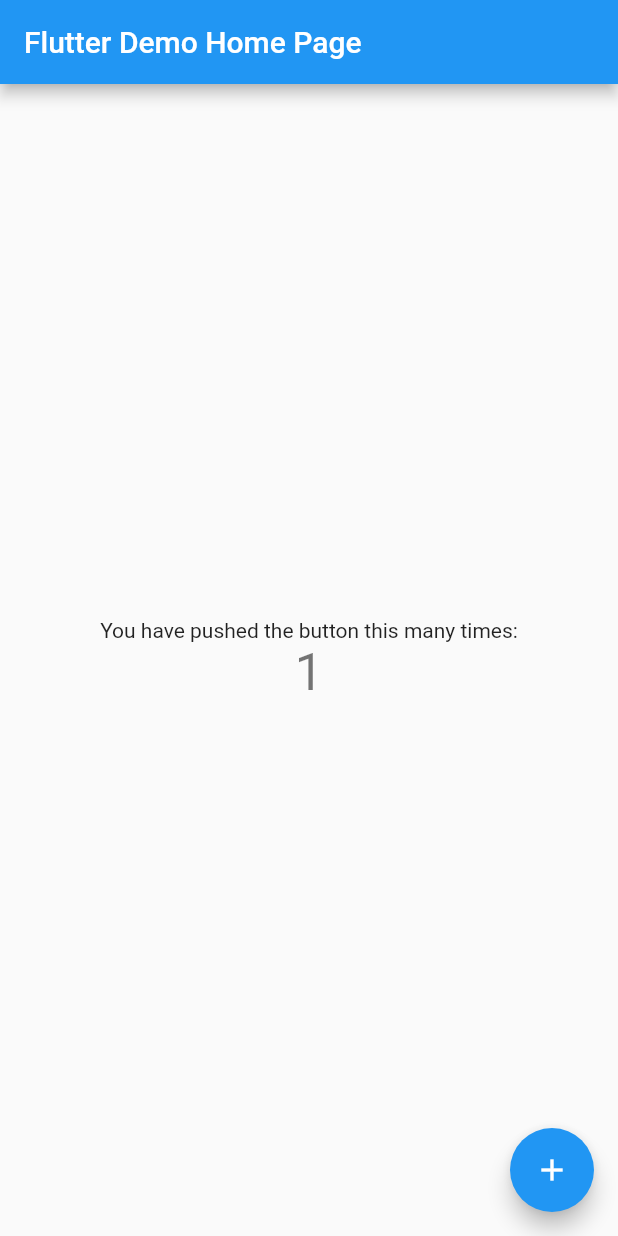
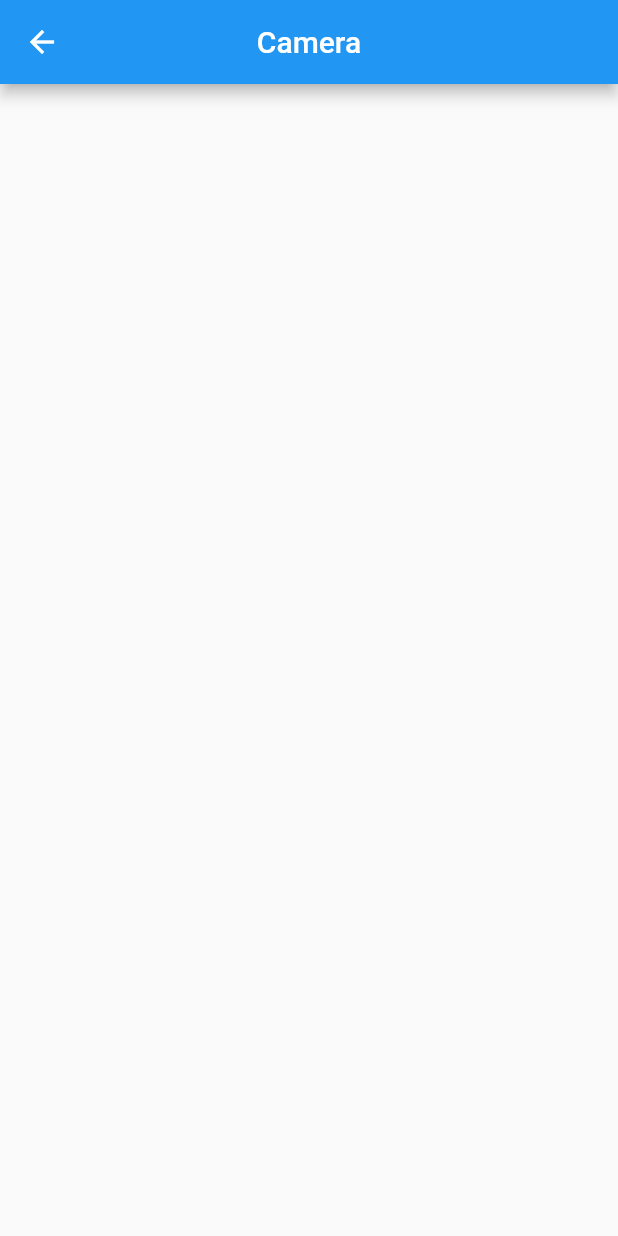
Before and after one commit to miphc42/PicNotes, a Flutter app: the screen it shows after launch, after a tap on the "add" icon, on a phone screen of 412 x 824 dp. Run offline on Flutter 3.47's test engine with Material 2 defaults, Android fonts, the phone set to English and light mode, and no system bars; our stand-ins replace flutter_spinkit.

Commit message:
Add files via upload

```diff
--- /dev/null
+++ b/lib/camera.dart
@@ -0,0 +1,21 @@
+
+import 'package:flutter/material.dart';
+
+class Camera extends StatefulWidget {
+  @override
+  _CameraState createState() => _CameraState();
+}
+
+class _CameraState extends State<Camera> {
+  @override
+  Widget build(BuildContext context) {
+    return Scaffold(
+      appBar: AppBar(
+        title: Text(
+          'Camera'
+        ),
+        centerTitle: true,
+      ),
+    );
+  }
+}
--- /dev/null
+++ b/lib/home.dart
@@ -0,0 +1,48 @@
+import 'package:flutter/material.dart';
+class Home extends StatefulWidget {
+  @override
+  _HomeState createState() => _HomeState();
+}
+
+class _HomeState extends State<Home> {
+  @override
+  Widget build(BuildContext context) {
+    return Scaffold(
+      backgroundColor: Colors.grey[900],
+      appBar: AppBar(
+        title: Text('PicNotes'),
+        centerTitle: true,
+        backgroundColor: Colors.grey[850],
+      ),
+      body: Padding(
+        padding: const EdgeInsets.all(8.0),
+        child: Column(
+          children: <Widget>[
+            Center(
+              child: Text(
+                'PicNotes',
+                style: TextStyle(
+                  color: Colors.white
+                ),
+              ),
+            ),
+            SizedBox(
+              height: 500,
+            ),
+          FloatingActionButton(
+          onPressed: (){
+            Navigator.pushNamed(context, '/camera');
+          },
+          backgroundColor: Colors.white,
+          child: Icon(
+            Icons.add,
+            color: Colors.black,
+          ),
+        ),
+          ],
+        ),
+      ),
+
+          );
+  }
+}
--- /dev/null
+++ b/lib/loading.dart
@@ -0,0 +1,28 @@
+import 'package:flutter/material.dart';
+import 'package:flutter_spinkit/flutter_spinkit.dart';
+class Loading extends StatefulWidget {
+  @override
+  _LoadingState createState() => _LoadingState();
+}
+
+class _LoadingState extends State<Loading> {
+
+  @override
+  void initState() {
+    // TODO: implement initState
+    super.initState();
+    Future.delayed(Duration(seconds: 3), (){
+      Navigator.pushNamed(context, '/home');
+    });
+  }
+  @override
+  Widget build(BuildContext context) {
+    return Scaffold(
+      backgroundColor: Colors.lightBlue,
+      body:SpinKitRotatingCircle(
+          color: Colors.white,
+          size: 50.0,
+        )
+    );
+  }
+}
--- a/lib/main.dart
+++ b/lib/main.dart
@@ -1,68 +1,16 @@
 import 'package:flutter/material.dart';
+import 'package:picnotes/home.dart';
+import 'package:picnotes/camera.dart';
+import 'package:picnotes/loading.dart';
 
-void main() => runApp(MyApp());
-
-class MyApp extends StatelessWidget {
-  // This widget is the root of your application.
-  @override
-  Widget build(BuildContext context) {
-    return MaterialApp(
-      title: 'PicNotes',
-      theme: ThemeData(
-        primarySwatch: Colors.blue,
-      ),
-      home: MyHomePage(title: 'Flutter Demo Home Page'),
-    );
-  }
+void main() {
+  var materialApp = MaterialApp(
+    initialRoute: '/',
+    routes: {
+      '/': (context)=> Loading(),
+      '/home': (context) => Home(),
+      '/camera': (context) => Camera(),
+    },
+);
+  return runApp(materialApp);
 }
-
-class MyHomePage extends StatefulWidget {
-  MyHomePage({Key key, this.title}) : super(key: key);
-
-  final String title;
-
-  @override
-  _MyHomePageState createState() => _MyHomePageState();
-}
-
-class _MyHomePageState extends State<MyHomePage> {
-  int _counter = 0;
-
-  void _incrementCounter() {
-    setState(() {
-      _counter++;
-    });
-  }
-
-  @override
-  Widget build(BuildContext context) {
-
-    return Scaffold(
-      appBar: AppBar(
-
-        title: Text(widget.title),
-      ),
-      body: Center(
-
-        child: Column(
-
-          mainAxisAlignment: MainAxisAlignment.center,
-          children: <Widget>[
-            Text(
-              'You have pushed the button this many times:',
-            ),
-            Text(
-              '$_counter',
-              style: Theme.of(context).textTheme.display1,
-            ),
-          ],
-        ),
-      ),
-      floatingActionButton: FloatingActionButton(
-        onPressed: _incrementCounter,
-        tooltip: 'Increment',
-        child: Icon(Icons.add),
-      ), // This trailing comma makes auto-formatting nicer for build methods.
-    );
-  }
-}
```
Also changed, not shown: pubspec.yaml (+6 -1 lines), pubspec.lock, 18 other files.
